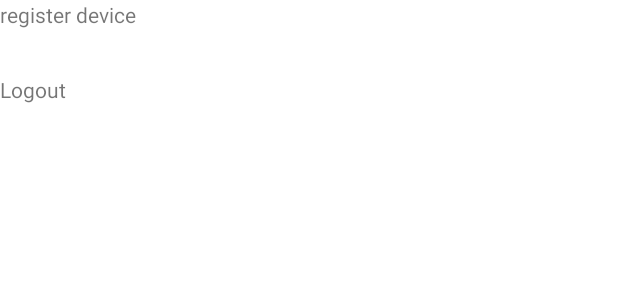
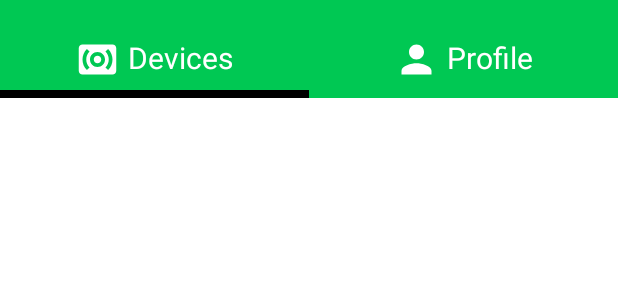
Before and after one commit to jaballogian/tugas-akhir, an Android app: the layout activity_main.xml on its own in the app's theme, with its tools: preview values and no code run, on a phone screen of 412 x 824 dp. Shown: the top 300 px of the screen. Run offline under Robolectric (Android 15) with nearby library versions, the phone set to English and light mode, and no system bars.

Commit message:
new design for activity main

```diff
--- a/app/src/main/AndroidManifest.xml
+++ b/app/src/main/AndroidManifest.xml
@@ -9,7 +9,8 @@
         android:roundIcon="@mipmap/ic_launcher_round"
         android:supportsRtl="true"
         android:theme="@style/Theme.AppCompat.Light.NoActionBar">
-        <activity android:name=".ActivityDeviceDetail"></activity>
+        <activity android:name=".ActivityProfile"></activity>
+        <activity android:name=".ActivityDeviceDetail" />
         <activity android:name=".ActivityLogin" />
         <activity android:name=".ActivityMain" />
         <activity android:name=".ActivityRegister" />
--- /dev/null
+++ b/app/src/main/res/drawable/ic_person_white_24dp.xml
@@ -0,0 +1,5 @@
+<vector android:height="24dp" android:tint="#FFFFFF"
+    android:viewportHeight="24.0" android:viewportWidth="24.0"
+    android:width="24dp" xmlns:android="http://schemas.android.com/apk/res/android">
+    <path android:fillColor="#FF000000" android:pathData="M12,12c2.21,0 4,-1.79 4,-4s-1.79,-4 -4,-4 -4,1.79 -4,4 1.79,4 4,4zM12,14c-2.67,0 -8,1.34 -8,4v2h16v-2c0,-2.66 -5.33,-4 -8,-4z"/>
+</vector>
--- /dev/null
+++ b/app/src/main/res/drawable/ic_surround_sound_white_24dp.xml
@@ -0,0 +1,5 @@
+<vector android:height="24dp" android:tint="#FFFFFF"
+    android:viewportHeight="24.0" android:viewportWidth="24.0"
+    android:width="24dp" xmlns:android="http://schemas.android.com/apk/res/android">
+    <path android:fillColor="#FF000000" android:pathData="M20,4L4,4c-1.1,0 -2,0.9 -2,2v12c0,1.1 0.9,2 2,2h16c1.1,0 2,-0.9 2,-2L22,6c0,-1.1 -0.9,-2 -2,-2zM7.76,16.24l-1.41,1.41C4.78,16.1 4,14.05 4,12c0,-2.05 0.78,-4.1 2.34,-5.66l1.41,1.41C6.59,8.93 6,10.46 6,12s0.59,3.07 1.76,4.24zM12,16c-2.21,0 -4,-1.79 -4,-4s1.79,-4 4,-4 4,1.79 4,4 -1.79,4 -4,4zM17.66,17.66l-1.41,-1.41C17.41,15.07 18,13.54 18,12s-0.59,-3.07 -1.76,-4.24l1.41,-1.41C19.22,7.9 20,9.95 20,12c0,2.05 -0.78,4.1 -2.34,5.66zM12,10c-1.1,0 -2,0.9 -2,2s0.9,2 2,2 2,-0.9 2,-2 -0.9,-2 -2,-2z"/>
+</vector>
--- a/app/src/main/res/layout/activity_main.xml
+++ b/app/src/main/res/layout/activity_main.xml
@@ -9,20 +9,95 @@
     android:background="@color/white"
     tools:context=".ActivityMain">
 
-    <TextView
-        android:id="@+id/registerDeviceTextViewActivityMain"
+    <LinearLayout
         android:layout_width="match_parent"
-        android:layout_height="50dp"
-        android:text="register device" />
+        android:layout_height="60dp"
+        android:orientation="horizontal"
+        android:background="@color/green_A700">
 
-    <TextView
-        android:id="@+id/logOutTextViewActivityMain"
+        <RelativeLayout
+            android:layout_width="match_parent"
+            android:layout_height="match_parent"
+            android:layout_weight="1">
+
+            <LinearLayout
+                android:layout_width="wrap_content"
+                android:layout_height="wrap_content"
+                android:layout_alignParentBottom="true"
+                android:orientation="horizontal"
+                android:layout_centerHorizontal="true"
+                android:layout_marginBottom="5dp">
+
+                <ImageView
+                    android:layout_width="30dp"
+                    android:layout_height="30dp"
+                    android:background="@drawable/ic_surround_sound_white_24dp" />
+
+                <TextView
+                    android:layout_width="wrap_content"
+                    android:layout_height="wrap_content"
+                    android:textSize="20sp"
+                    android:text="@string/devices"
+                    android:textColor="@color/white"
+                    android:layout_marginLeft="5dp"/>
+            </LinearLayout>
+
+        </RelativeLayout>
+
+        <RelativeLayout
+            android:id="@+id/profileRelativeLayoutActivityMain"
+            android:layout_width="match_parent"
+            android:layout_height="match_parent"
+            android:layout_weight="1">
+
+            <LinearLayout
+                android:layout_width="wrap_content"
+                android:layout_height="wrap_content"
+                android:layout_alignParentBottom="true"
+                android:orientation="horizontal"
+                android:layout_centerHorizontal="true"
+                android:layout_marginBottom="5dp">
+
+                <ImageView
+                    android:layout_width="30dp"
+                    android:layout_height="30dp"
+                    android:background="@drawable/ic_person_white_24dp" />
+
+                <TextView
+                    android:layout_width="wrap_content"
+                    android:layout_height="wrap_content"
+                    android:textSize="20sp"
+                    android:text="@string/profile"
+                    android:textColor="@color/white"
+                    android:layout_marginLeft="5dp"/>
+
+            </LinearLayout>
+
+        </RelativeLayout>
+
+    </LinearLayout>
+
+    <LinearLayout
         android:layout_width="match_parent"
-        android:layout_height="50dp"
-        android:text="@string/logout" />
+        android:layout_height="5dp"
+        android:orientation="horizontal">
 
+        <TextView
+            android:layout_width="match_parent"
+            android:layout_height="match_parent"
+            android:background="@color/black"
+            android:layout_weight="1"/>
+
+        <TextView
+            android:layout_width="match_parent"
+            android:layout_height="match_parent"
+            android:background="@color/green_A700"
+            android:layout_weight="1"/>
+
+    </LinearLayout>
 
     <ListView
+        android:layout_margin="10dp"
         android:layout_width="match_parent"
         android:layout_height="wrap_content"
         android:id="@+id/devicesListViewActivityMain">
--- a/app/src/main/res/values/colors.xml
+++ b/app/src/main/res/values/colors.xml
@@ -11,4 +11,6 @@
     <color name="light_green_A400">#76ff03</color>
     <color name="grey_700">#616161</color>
     <color name="red_A700">#d50000</color>
+    <color name="grey_400">#bdbdbd</color>
+    <color name="blue_A700">#2962ff</color>
 </resources>
--- a/app/src/main/res/values/strings.xml
+++ b/app/src/main/res/values/strings.xml
@@ -35,6 +35,8 @@
     <string name="welcome">Welcome</string>
     <string name="forget_password">Forget password</string>
     <string name="logout">Logout</string>
+    <string name="devices">Devices</string>
+    <string name="profile">Profile</string>
 
     <string-array name="select_gender_array">
         <item>@string/select_gender</item>
```
Also changed, not shown: app/src/main/java/com/example/tugasakhir/ActivityMain.java (+6 -21 lines), app/src/main/java/com/example/tugasakhir/ActivityProfile.java (added, +48 -0 lines), app/src/main/res/drawable/rectangle_grey.xml (added, +11 -0 lines), app/src/main/res/layout/activity_profile.xml (added, +21 -0 lines), app/src/main/res/layout/custom_device_list_adapter_activity_main.xml (+41 -16 lines).
